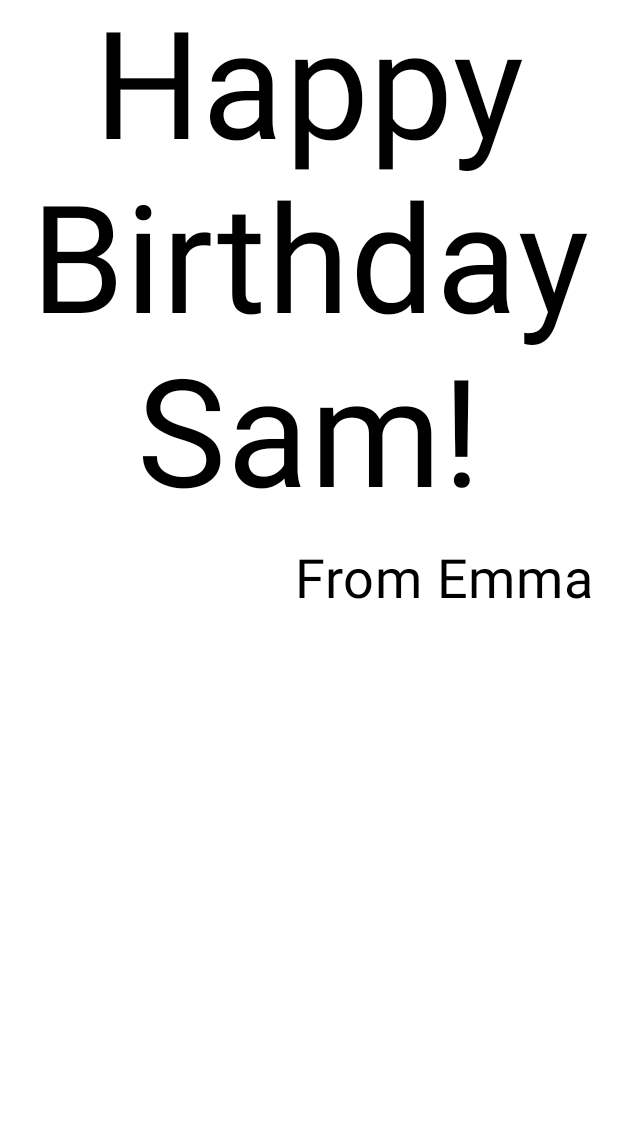
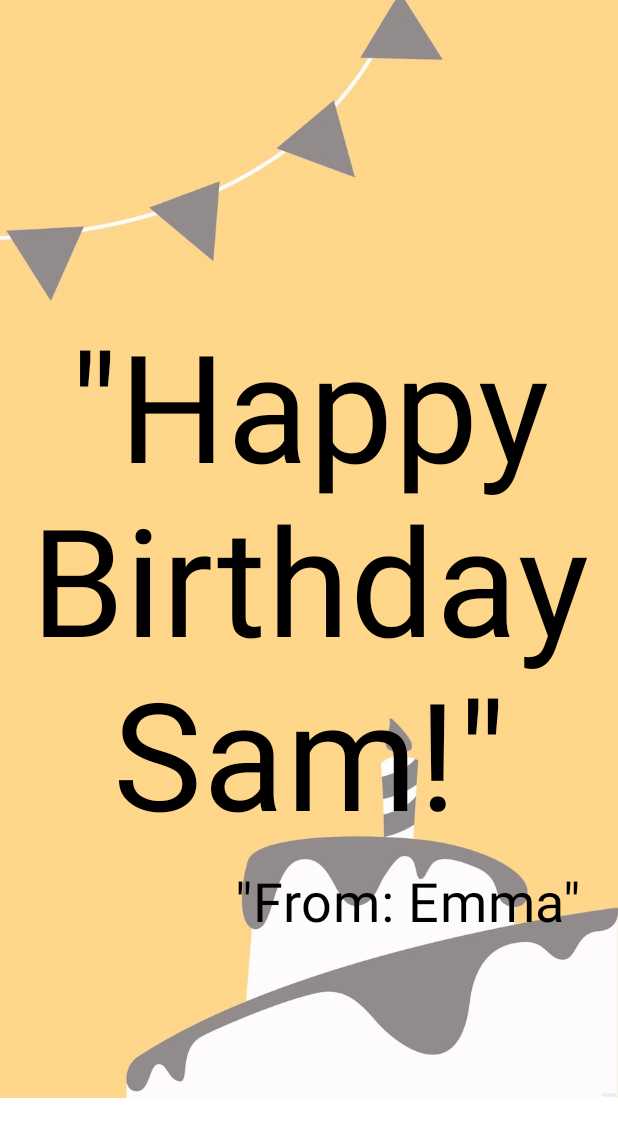
Before and after one commit to stxrkwas/Happy_Birthday, an Android app built with Jetpack Compose: the @Preview function BirthdayCardPreview, on a phone screen of 412 x 824 dp. Shown: the top 1137 px of the screen. Run offline under Robolectric (Android 15) with nearby library versions, the phone set to English and light mode, and no system bars.

Commit message:
Happy Birthday Emma!

```diff
--- a/app/src/main/java/com/example/happybirthday/MainActivity.kt
+++ b/app/src/main/java/com/example/happybirthday/MainActivity.kt
@@ -34,12 +34,9 @@ class MainActivity : ComponentActivity() {
                     modifier = Modifier.fillMaxSize(),
                     color = MaterialTheme.colorScheme.background
                 ) {
-                    GreetingText(
-                        stringResource("Happy Birthday Sam!")
-                                stringResource("From Emma")
-                        /*message = "Happy Birthday Sam!",
-                        from = "From Emma",
-                        modifier = Modifier.padding(8.dp)*/
+                    GreetingImage(
+                        stringResource(R.string.happy_birthday_text),
+                        stringResource(R.string.signature_text)
                     )
                 }
             }
@@ -57,25 +54,46 @@ fun GreetingText(message: String, from: String, modifier: Modifier = Modifier) {
             text = message,
             fontSize = 100.sp,
             lineHeight = 116.sp,
-            textAlign = TextAlign.Center
+            textAlign = TextAlign.Center,
+            modifier = Modifier.padding(top = 16.dp)
         )
         Text(text = from,
             fontSize = 36.sp,
             modifier = Modifier
-                .padding(16.dp)
+                .padding(top = 16.dp)
+                .padding(end = 16.dp)
                 .align(alignment = Alignment.End)
         )
     }
 }
 
-@Preview(showBackground = true)
 @Composable
-fun BirthdayCardPreview() {
-    HappyBirthdayTheme {
-        GreetingText(message = "Happy Birthday Sam!", from = "From Emma")
+fun GreetingImage(message: String, from: String, modifier: Modifier = Modifier) {
+    // Create a box to overlap image and texts
+    Box(modifier) {
+        Image(
+            painter = painterResource(id = R.drawable.birthday_bg),
+            contentDescription = null,
+            contentScale = ContentScale.Fit,
+            alpha = 0.5F
+        )
+        GreetingText(
+            message = message,
+            from = from,
+            modifier = Modifier
+                .fillMaxSize()
+                .padding(8.dp)
+        )
     }
 }
 
+@Preview(showBackground = false)
 @Composable
-fun GreetingImage(message: String, from: String, modifier: Modifier = Modifier) {
+private fun BirthdayCardPreview() {
+    HappyBirthdayTheme {
+        GreetingImage(
+            stringResource(R.string.happy_birthday_text),
+            stringResource(R.string.signature_text)
+        )
+    }
 }
--- a/app/src/main/res/values/strings.xml
+++ b/app/src/main/res/values/strings.xml
@@ -1,3 +1,5 @@
 <resources>
     <string name="app_name">Happy Birthday</string>
+    <string name="happy_birthday_text">\"Happy Birthday Sam!\"</string>
+    <string name="signature_text">\"From: Emma\"</string>
 </resources>
```
Also changed, not shown: app/src/main/res/drawable-nodpi/birthday_bg.jpg (deleted), app/src/main/res/drawable-nodpi/birthday_bg.webp (added).
